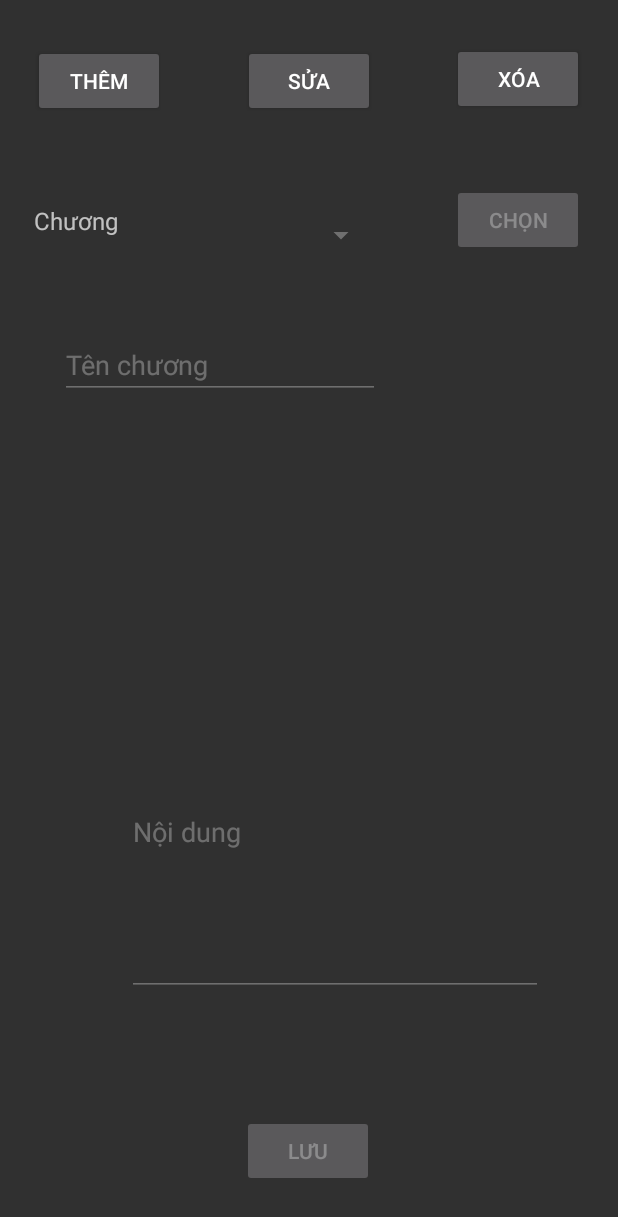
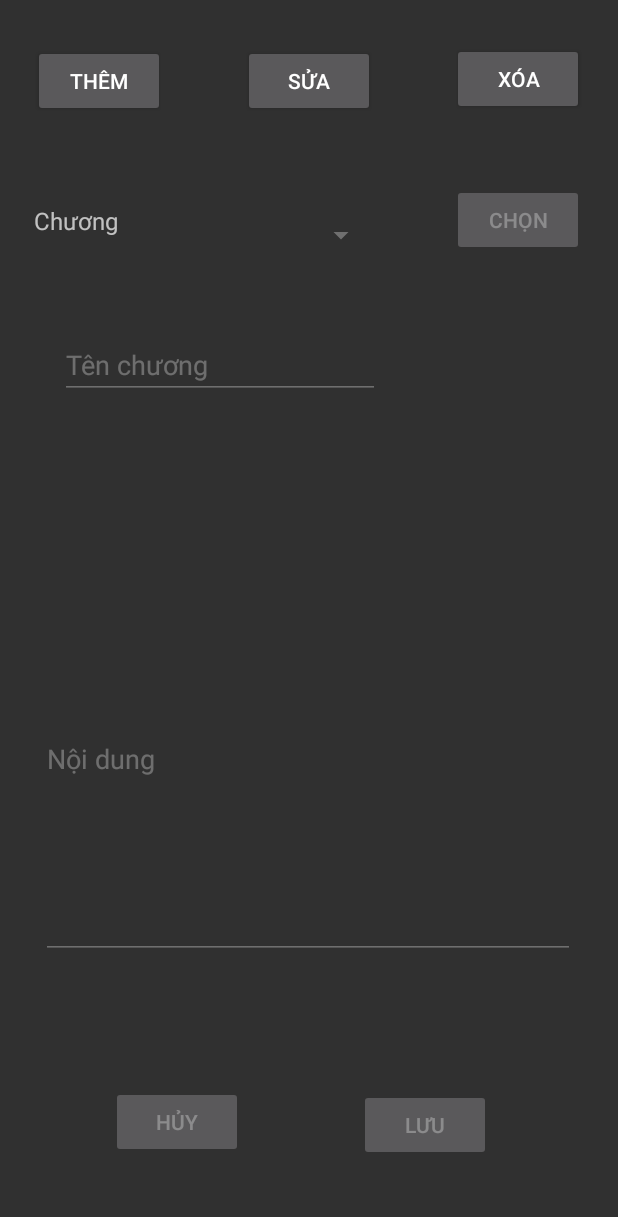
Before and after one commit to demoAndroid/app, an Android app: the ModifyChapter screen opened directly, with no data from a screen before it, after a tap on "LƯU", on a phone screen of 412 x 824 dp. Shown: the top 1217 px of the screen. Run offline under Robolectric (Android 15) with nearby library versions, the phone set to English and light mode, and no system bars; 2 statements that could not run were skipped; 1 other tap on this screen came first.

Commit message:
Update ModifyChapter function

```diff
--- a/app/src/main/java/com/example/truyenol/activity/ModifyStory/ModifyChapter.java
+++ b/app/src/main/java/com/example/truyenol/activity/ModifyStory/ModifyChapter.java
@@ -29,7 +29,7 @@ import java.util.ArrayList;
 public class ModifyChapter extends AppCompatActivity {
     private Spinner chapterSpn;
     private EditText contentTxt, nameChapTxt;
-    private Button saveBtn, confBtn,addBtn,delBtn,modBtn;
+    private Button saveBtn, confBtn,addBtn,delBtn,modBtn,cancleBtn;
     private ArrayList<Chapter> chapterList;
     private int chapterNumber,idStory;
 
@@ -38,7 +38,19 @@ public class ModifyChapter extends AppCompatActivity {
         super.onCreate(savedInstanceState);
         setContentView(R.layout.activity_modify_chapter);
         //Gán biến view
+        nameChapTxt = findViewById(R.id.nameChapTxt);
+        chapterSpn = findViewById(R.id.chapterSpn);
+        contentTxt = findViewById(R.id.contentTxt);
+        cancleBtn = findViewById(R.id.cancelBtn);
+        addBtn=findViewById(R.id.addBtn);
+        delBtn=findViewById(R.id.delBtn);
+        modBtn=findViewById(R.id.modBtn);
+        saveBtn = findViewById(R.id.saveBtn);
+        confBtn = findViewById(R.id.confBtn);
         getInital();
+        Intent intent=this.getIntent();
+        chapterNumber=Integer.parseInt(intent.getStringExtra("chapterNumber"));
+        idStory=Integer.parseInt(intent.getStringExtra("id"));
         addBtn.setOnClickListener(new View.OnClickListener() {
             @Override
             public void onClick(View v) {
@@ -57,30 +69,31 @@ public class ModifyChapter extends AppCompatActivity {
                 modChapter();
             }
         });
+        cancleBtn.setOnClickListener(new View.OnClickListener() {
+            @Override
+            public void onClick(View v) {
+                getInital();
+            }
+        });
     }
     public void getInital(){
-        nameChapTxt = findViewById(R.id.nameChapTxt);
-        chapterSpn = findViewById(R.id.chapterSpn);
-        contentTxt = findViewById(R.id.contentTxt);
-        addBtn=findViewById(R.id.addBtn);
-        delBtn=findViewById(R.id.delBtn);
-        modBtn=findViewById(R.id.modBtn);
-        saveBtn = findViewById(R.id.saveBtn);
-        confBtn = findViewById(R.id.confBtn);
+        cancleBtn.setEnabled(false);
         contentTxt.setEnabled(false);
         nameChapTxt.setEnabled(false);
         chapterSpn.setEnabled(false);
         saveBtn.setEnabled(false);
         confBtn.setEnabled(false);
-        Intent intent=this.getIntent();
-        chapterNumber=Integer.parseInt(intent.getStringExtra("chapterNumber"));
-        idStory=Integer.parseInt(intent.getStringExtra("id"));
+        addBtn.setEnabled(true);
+        modBtn.setEnabled(true);
+        delBtn.setEnabled(true);
     }
     public void addChapter(){
         contentTxt.setEnabled(true);
         nameChapTxt.setEnabled(true);
         saveBtn.setEnabled(true);
+        cancleBtn.setEnabled(true);
         addBtn.setEnabled(false);
+        modBtn.setEnabled(false);
         delBtn.setEnabled(false);
         saveBtn.setOnClickListener(new View.OnClickListener() {
             @Override
@@ -93,15 +106,9 @@ public class ModifyChapter extends AppCompatActivity {
                 }else{
                     db.addChapter(new Chapter(name,content),idStory);
                     db.close();
-                    contentTxt.setEnabled(false);
-                    nameChapTxt.setEnabled(false);
-                    saveBtn.setEnabled(false);
-                    addBtn.setEnabled(true);
-                    delBtn.setEnabled(true);
                     Toast.makeText(ModifyChapter.this,"Thêm chapter thành công",Toast.LENGTH_SHORT).show();
-
+                    getInital();
                 }
-
             }
         });
 
@@ -110,19 +117,17 @@ public class ModifyChapter extends AppCompatActivity {
         new AlertDialog.Builder(this)
                 .setTitle("Xóa chapter")
                 .setMessage("Bạn có chắc muốn xóa chapter?")
-
-                // Specifying a listener allows you to take an action before dismissing the dialog.
-                // The dialog is automatically dismissed when a dialog button is clicked.
                 .setPositiveButton("yes", new DialogInterface.OnClickListener() {
                     public void onClick(DialogInterface dialog, int which) {
                         DatabaseHandler db=new DatabaseHandler(getBaseContext());
-                        db.deleteChapter(chapterList.get(chapterList.size()-1).getId());
+                        int result=db.deleteChapter(chapterList.get(chapterList.size()-1).getId());
                         db.close();
+                        if(result!=0)
                             Toast.makeText(ModifyChapter.this,"Xóa thành công!",Toast.LENGTH_SHORT).show();
+                        else
+                            Toast.makeText(ModifyChapter.this,"Đầu truyện không còn chapter nào để xóa!",Toast.LENGTH_SHORT).show();
                     }
                 })
-
-                // A null listener allows the button to dismiss the dialog and take no further action.
                 .setNegativeButton("no", null)
                 .show();
 
@@ -130,14 +135,21 @@ public class ModifyChapter extends AppCompatActivity {
     public void modChapter(){
         DatabaseHandler db=new DatabaseHandler(getBaseContext());
         chapterList=db.getChapters(idStory);
+        if(chapterList.size()==0){
+            Toast.makeText(ModifyChapter.this,"Không có chapter nào được thêm!", Toast.LENGTH_SHORT).show();
+            getInital();
+        }
+        else{
             ArrayList<Integer> list=new ArrayList<>();
             for(int i=1;i<=chapterList.size();i++){ list.add(i); }
             ArrayAdapter<Integer> adapter=new ArrayAdapter<Integer>(this, android.R.layout.simple_spinner_dropdown_item,list);
             chapterSpn.setAdapter(adapter);
             chapterSpn.setEnabled(true);
             confBtn.setEnabled(true);
+            cancleBtn.setEnabled(true);
             addBtn.setEnabled(false);
             delBtn.setEnabled(false);
+            modBtn.setEnabled(false);
             confBtn.setOnClickListener(new View.OnClickListener() {
                 @Override
                 public void onClick(View v) {
@@ -161,16 +173,13 @@ public class ModifyChapter extends AppCompatActivity {
                                 db.updateChapter(chapter);
                                 db.close();
                                 Toast.makeText(ModifyChapter.this,"Lưu thành công!", Toast.LENGTH_SHORT).show();
-                            contentTxt.setEnabled(false);
-                            nameChapTxt.setEnabled(false);
-                            saveBtn.setEnabled(false);
-                            addBtn.setEnabled(true);
-                            delBtn.setEnabled(true);
+                                getInital();
                             }
                         }
                     });
                 }
             });
+        }
 
     }
 
--- a/app/src/main/java/com/example/truyenol/database/DatabaseHandler.java
+++ b/app/src/main/java/com/example/truyenol/database/DatabaseHandler.java
@@ -148,7 +148,6 @@ public class DatabaseHandler extends SQLiteOpenHelper {
     public void addChapter(Chapter chapter,int idStory){
         SQLiteDatabase db= this.getWritableDatabase();
         ContentValues values=new ContentValues();
-        db.delete(TABLE_CHAPTER,COLUMN_IDCHAPTER_STORY+"=?",new String[]{String.valueOf(idStory)});
         values.put(COLUMN_IDCHAPTER_STORY, idStory);
         values.put(COLUMN_NAMECHAPTER,chapter.getNameChapter());
         values.put(COLUMN_CONTENT, chapter.getContent());
@@ -228,10 +227,11 @@ public class DatabaseHandler extends SQLiteOpenHelper {
         db.update(TABLE_STORY,values,COLUMN_IDSTORY+"=?",new String[]{String.valueOf(story.getId())});
         db.close();
     }
-    public void deleteChapter(int idChapter){
+    public int deleteChapter(int idChapter){
         SQLiteDatabase db=this.getWritableDatabase();
-        db.delete(TABLE_CHAPTER,COLUMN_IDCHAPTER+"=?",new String[]{String.valueOf(idChapter)});
+        int result=db.delete(TABLE_CHAPTER,COLUMN_IDCHAPTER+"=?",new String[]{String.valueOf(idChapter)});
         db.close();
+        return result;
     }
     public void addStoryTest(){
         SQLiteDatabase db = this.getWritableDatabase();
--- a/app/src/main/res/layout/activity_modify_chapter.xml
+++ b/app/src/main/res/layout/activity_modify_chapter.xml
@@ -19,17 +19,17 @@
 
     <EditText
         android:id="@+id/contentTxt"
-        android:layout_width="277dp"
-        android:layout_height="218dp"
+        android:layout_width="356dp"
+        android:layout_height="266dp"
         android:ems="10"
         android:inputType="textPersonName"
         android:text="Nội dung"
         app:layout_constraintBottom_toBottomOf="parent"
         app:layout_constraintEnd_toEndOf="parent"
-        app:layout_constraintHorizontal_bias="0.627"
+        app:layout_constraintHorizontal_bias="0.49"
         app:layout_constraintStart_toStartOf="parent"
         app:layout_constraintTop_toTopOf="parent"
-        app:layout_constraintVertical_bias="0.736" />
+        app:layout_constraintVertical_bias="0.669" />
 
     <Button
         android:id="@+id/saveBtn"
@@ -38,10 +38,10 @@
         android:text="Lưu"
         app:layout_constraintBottom_toBottomOf="parent"
         app:layout_constraintEnd_toEndOf="parent"
-        app:layout_constraintHorizontal_bias="0.498"
+        app:layout_constraintHorizontal_bias="0.739"
         app:layout_constraintStart_toStartOf="parent"
         app:layout_constraintTop_toBottomOf="@+id/contentTxt"
-        app:layout_constraintVertical_bias="0.71" />
+        app:layout_constraintVertical_bias="0.634" />
 
     <Button
         android:id="@+id/confBtn"
@@ -117,4 +117,16 @@
         app:layout_constraintTop_toTopOf="parent"
         app:layout_constraintVertical_bias="0.039" />
 
+    <Button
+        android:id="@+id/cancelBtn"
+        android:layout_width="wrap_content"
+        android:layout_height="wrap_content"
+        android:text="Hủy"
+        app:layout_constraintBottom_toBottomOf="parent"
+        app:layout_constraintEnd_toEndOf="parent"
+        app:layout_constraintHorizontal_bias="0.229"
+        app:layout_constraintStart_toStartOf="parent"
+        app:layout_constraintTop_toBottomOf="@+id/contentTxt"
+        app:layout_constraintVertical_bias="0.621" />
+
 </androidx.constraintlayout.widget.ConstraintLayout>
```
Also changed, not shown: app/src/main/java/com/example/truyenol/activity/ModifyStory/AddStory.java (+20 -7 lines). Lines whose indentation alone changed are shown as unchanged.
